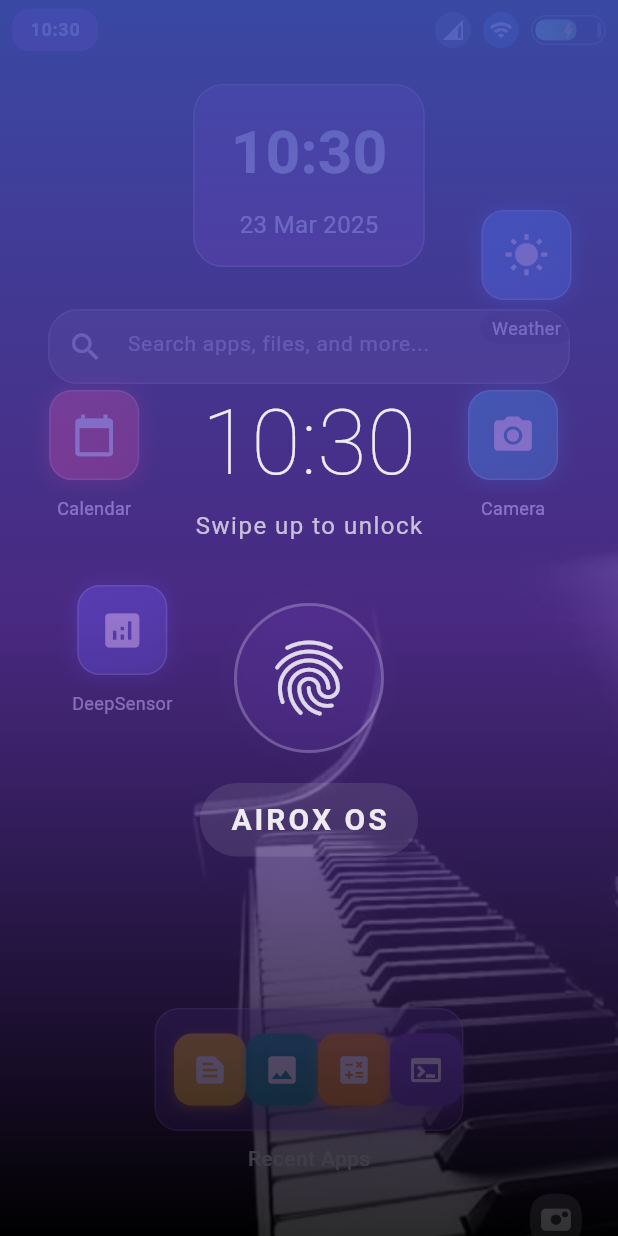
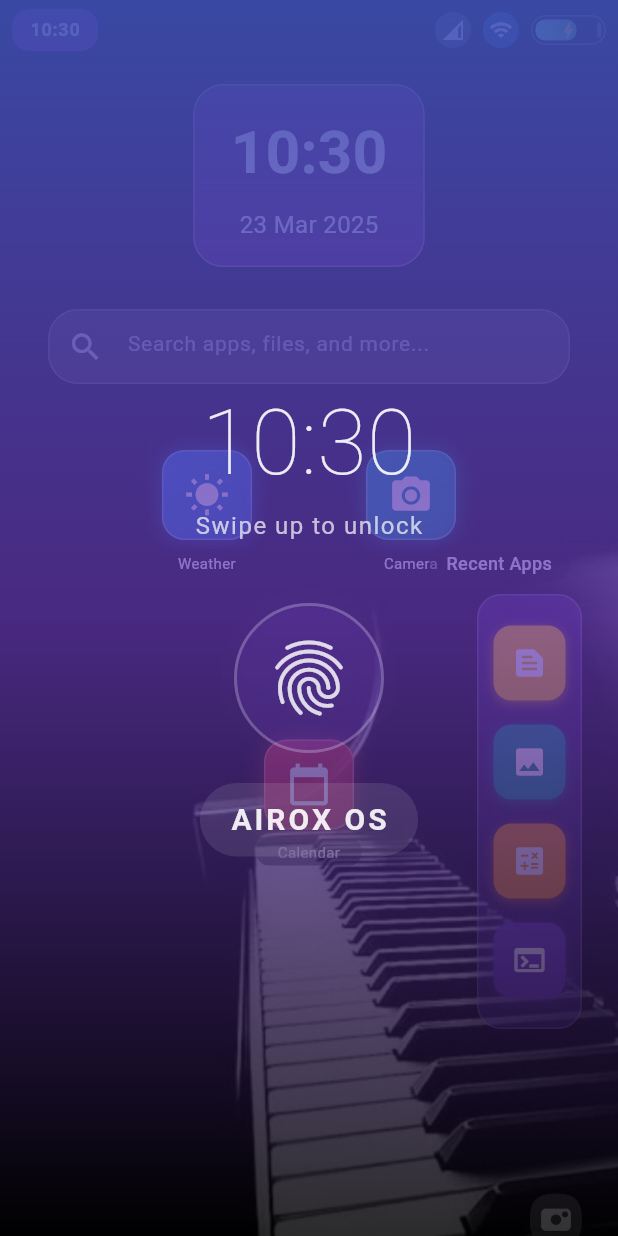
Before and after one commit to airox-os/airoxui, a Flutter app: the screen it shows after launch, on a phone screen of 412 x 824 dp. Run offline on Flutter 3.47's test engine with Material 3 defaults, Android fonts, the phone set to English and light mode, and no system bars.

Commit message:
📝 Update layouts for mobile home screen with recent apps card.

```diff
--- a/lib/src/layouts/mobile_home_layout.dart
+++ b/lib/src/layouts/mobile_home_layout.dart
@@ -43,25 +43,40 @@
       ),
     ];
 
-    // Get screen height for proper positioning
+    // Get screen dimensions for proper positioning
     final screenHeight = MediaQuery.of(context).size.height;
+    final screenWidth = MediaQuery.of(context).size.width;
 
-    // Calculate position for the recent apps card (above dock but with padding)
-    final dockHeight = 72.0 + 20.0; // Dock height + padding
-    final recentAppsPosition =
-        screenHeight - dockHeight - 100.0; // Position from top
+    // Calculate heights for various UI sections
+    final clockHeight = 130.0; // Clock widget height
+    final searchBarHeight = 60.0; // Search bar height with margins
+    final topSafeZone =
+        clockHeight + searchBarHeight + 30.0; // Additional padding
 
-    // Simplified home view with clock, suggestions, and scattered apps
+    // Calculate bottom safe zone
+    final dockTotalHeight = 72.0 + 2.0 + 20.0;
+    final safetyMargin = 24.0;
+    final navigationHandleHeight = 20.0;
+    final bottomSafeZone =
+        dockTotalHeight + safetyMargin + navigationHandleHeight;
+
+    // Calculate available height for app icons
+    final availableHeight = screenHeight - topSafeZone - bottomSafeZone;
+
     return Stack(
+      fit: StackFit.expand,
       children: [
-        // Main scrollable content
-        SingleChildScrollView(
+        // Main content with clock and search bar
+        Positioned(
+          top: 0,
+          left: 0,
+          right: 0,
           child: Padding(
             padding: const EdgeInsets.all(16.0),
             child: Column(
               crossAxisAlignment: CrossAxisAlignment.start,
               children: [
-                // Simple digital clock
+                // Clock widget
                 Center(
                   child: Container(
                     padding: const EdgeInsets.symmetric(
@@ -99,22 +114,19 @@
                   ),
                 ),
 
-                // Search bar below the clock
+                // Search bar below the clock with clear spacing
                 const SizedBox(height: 20),
                 const CustomSearchBar(),
-
-                // Spacer to push content down and make room for scattered apps
-                SizedBox(height: screenHeight * 0.5),
               ],
             ),
           ),
         ),
 
-        // Scattered apps
-        // Weather App (top right)
+        // App icons with precise positioning - ONLY THREE ICONS NOW (removed Calculator)
+        // Left side (Weather)
         Positioned(
-          top: 100,
-          right: 30,
+          top: topSafeZone + 40, // Well below search bar
+          left: screenWidth * 0.25,
           child: _buildScatteredAppIcon(
             context,
             name: 'Weather',
@@ -123,22 +135,10 @@
           ),
         ),
 
-        // Calendar App (left side)
+        // Right side (Camera)
         Positioned(
-          top: 220,
-          left: 30,
-          child: _buildScatteredAppIcon(
-            context,
-            name: 'Calendar',
-            color: Colors.red.shade700,
-            icon: Icons.calendar_today,
-          ),
-        ),
-
-        // Camera App (center right)
-        Positioned(
-          top: 220,
-          right: 40,
+          top: topSafeZone + 40, // Well below search bar
+          right: screenWidth * 0.25,
           child: _buildScatteredAppIcon(
             context,
             name: 'Camera',
@@ -147,24 +147,32 @@
           ),
         ),
 
-        // DeepSensor App (center left)
+        // Center (Calendar) - positioned between the top icons and recent apps
         Positioned(
-          top: 350,
-          left: 40,
-          child: _buildScatteredAppIcon(
-            context,
-            name: 'DeepSensor',
-            color: Colors.indigo.shade700,
-            icon: Icons.analytics,
+          top:
+              topSafeZone +
+              (availableHeight * 0.5), // Center in available space
+          left: 0,
+          right: 0,
+          child: Center(
+            child: _buildScatteredAppIcon(
+              context,
+              name: 'Calendar',
+              color: Colors.red.shade700,
+              icon: Icons.calendar_today,
+            ),
           ),
         ),
 
-        // Recent apps card positioned above the dock
+        // Recent apps card positioned at the rightmost end of the screen
         Positioned(
-          left: 0,
-          right: 0,
-          top: recentAppsPosition,
-          child: Center(child: RecentAppsCard(recentApps: recentApps)),
+          right: 24, // Right margin from screen edge
+          bottom: bottomSafeZone, // Same bottom position as before
+          child: Column(
+            crossAxisAlignment: CrossAxisAlignment.end,
+            mainAxisSize: MainAxisSize.min,
+            children: [_buildVerticalRecentAppsCard(context, recentApps)],
+          ),
         ),
       ],
     );
@@ -319,8 +327,10 @@
     required Color color,
     required IconData icon,
   }) {
-    return InkWell(
-      onTap: () => Navigator.pushNamed(context, '/${name.toLowerCase()}'),
+    // Fixed size container to prevent overflow
+    return SizedBox(
+      width: 70, // Slightly wider to accommodate the label
+      height: 90, // Taller to allow for icon + text + padding
       child: Column(
         mainAxisSize: MainAxisSize.min,
         children: [
@@ -348,19 +358,107 @@
             ),
             child: Icon(icon, color: Colors.white, size: 30),
           ),
-          const SizedBox(height: 8),
+          const SizedBox(
+            height: 6,
+          ), // Slightly more spacing between icon and label
           Container(
-            padding: const EdgeInsets.symmetric(horizontal: 8, vertical: 2),
+            width: 70, // Ensure the label container has fixed width
+            padding: const EdgeInsets.symmetric(horizontal: 4, vertical: 2),
             decoration: BoxDecoration(
               color: Colors.black.withOpacity(0.4),
-              borderRadius: BorderRadius.circular(10),
+              borderRadius: BorderRadius.circular(8),
             ),
             child: Text(
               name,
-              style: const TextStyle(color: Colors.white, fontSize: 12),
+              style: const TextStyle(color: Colors.white, fontSize: 10),
+              textAlign: TextAlign.center,
+              overflow: TextOverflow.ellipsis,
+              maxLines: 1,
             ),
           ),
         ],
+      ),
+    );
+  }
+
+  Widget _buildVerticalRecentAppsCard(
+    BuildContext context,
+    List<RecentAppItem> recentApps,
+  ) {
+    return Column(
+      crossAxisAlignment: CrossAxisAlignment.end,
+      mainAxisSize: MainAxisSize.min,
+      children: [
+        // Title above the card
+        Padding(
+          padding: const EdgeInsets.only(bottom: 8, right: 8),
+          child: Container(
+            padding: const EdgeInsets.symmetric(horizontal: 12, vertical: 4),
+            decoration: BoxDecoration(
+              color: Colors.black.withOpacity(0.4),
+              borderRadius: BorderRadius.circular(12),
+            ),
+            child: const Text(
+              "Recent Apps",
+              style: TextStyle(
+                color: Colors.white,
+                fontSize: 12,
+                fontWeight: FontWeight.w500,
+              ),
+            ),
+          ),
+        ),
+
+        // Vertical card with app icons
+        Container(
+          width: 70, // Narrow width for vertical layout
+          padding: const EdgeInsets.symmetric(vertical: 12, horizontal: 10),
+          decoration: BoxDecoration(
+            color: Colors.deepPurple.withOpacity(0.4),
+            borderRadius: BorderRadius.circular(16),
+            border: Border.all(color: Colors.white.withOpacity(0.2), width: 1),
+            boxShadow: [
+              BoxShadow(
+                color: Colors.black.withOpacity(0.2),
+                blurRadius: 8,
+                spreadRadius: 1,
+              ),
+            ],
+          ),
+          child: Column(
+            mainAxisSize: MainAxisSize.min,
+            children:
+                recentApps
+                    .map((app) => _buildVerticalAppIcon(context, app))
+                    .toList(),
+          ),
+        ),
+      ],
+    );
+  }
+
+  Widget _buildVerticalAppIcon(BuildContext context, RecentAppItem app) {
+    return Padding(
+      padding: const EdgeInsets.symmetric(vertical: 8),
+      child: InkWell(
+        onTap: app.onTap,
+        borderRadius: BorderRadius.circular(12),
+        child: Container(
+          width: 50,
+          height: 50,
+          decoration: BoxDecoration(
+            color: app.color.withOpacity(0.9),
+            borderRadius: BorderRadius.circular(12),
+            boxShadow: [
+              BoxShadow(
+                color: app.color.withOpacity(0.5),
+                blurRadius: 6,
+                offset: const Offset(0, 2),
+              ),
+            ],
+          ),
+          child: Icon(app.icon, color: Colors.white, size: 24),
+        ),
       ),
     );
   }
--- a/lib/src/widgets/recent_apps_card.dart
+++ b/lib/src/widgets/recent_apps_card.dart
@@ -11,10 +11,11 @@
       mainAxisSize: MainAxisSize.min,
       crossAxisAlignment: CrossAxisAlignment.center,
       children: [
-        // The card containing app icons
+        // The card containing app icons with proper padding
         Container(
           width: MediaQuery.of(context).size.width * 0.5, // Half screen width
-          padding: const EdgeInsets.symmetric(vertical: 16, horizontal: 12),
+          padding: const EdgeInsets.all(16), // Increased padding
+          margin: const EdgeInsets.all(8), // Added margin around the card
           decoration: BoxDecoration(
             color: Colors.deepPurple.withOpacity(0.4),
             borderRadius: BorderRadius.circular(16),
@@ -34,9 +35,9 @@
           ),
         ),
 
-        // Title below the card
+        // Title below the card with more spacing
         const Padding(
-          padding: EdgeInsets.only(top: 8),
+          padding: EdgeInsets.only(top: 12), // Increased padding
           child: Text(
             "Recent Apps",
             style: TextStyle(
@@ -51,7 +52,11 @@
   }
 
   Widget _buildAppIcon(BuildContext context, RecentAppItem app) {
-    return InkWell(
+    return Padding(
+      padding: const EdgeInsets.symmetric(
+        horizontal: 8,
+      ), // Added padding between icons
+      child: InkWell(
         onTap: app.onTap,
         borderRadius: BorderRadius.circular(12),
         child: Column(
@@ -75,6 +80,7 @@
             ),
           ],
         ),
+      ),
     );
   }
 }
```
Lines whose indentation alone changed are shown as unchanged.
